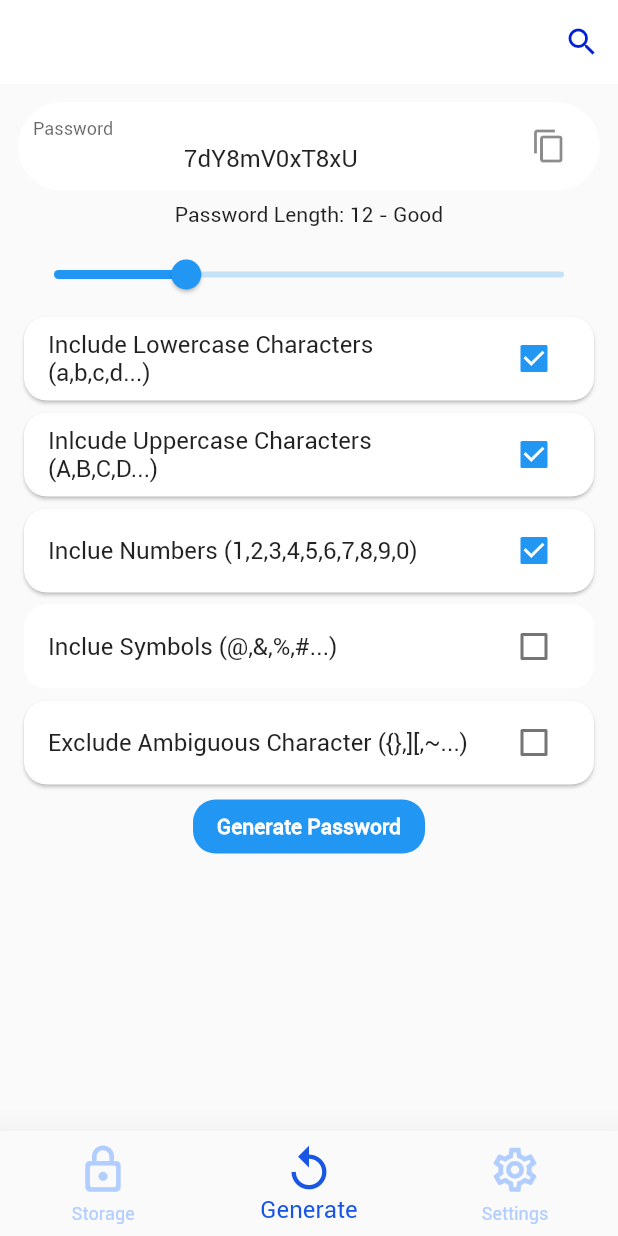
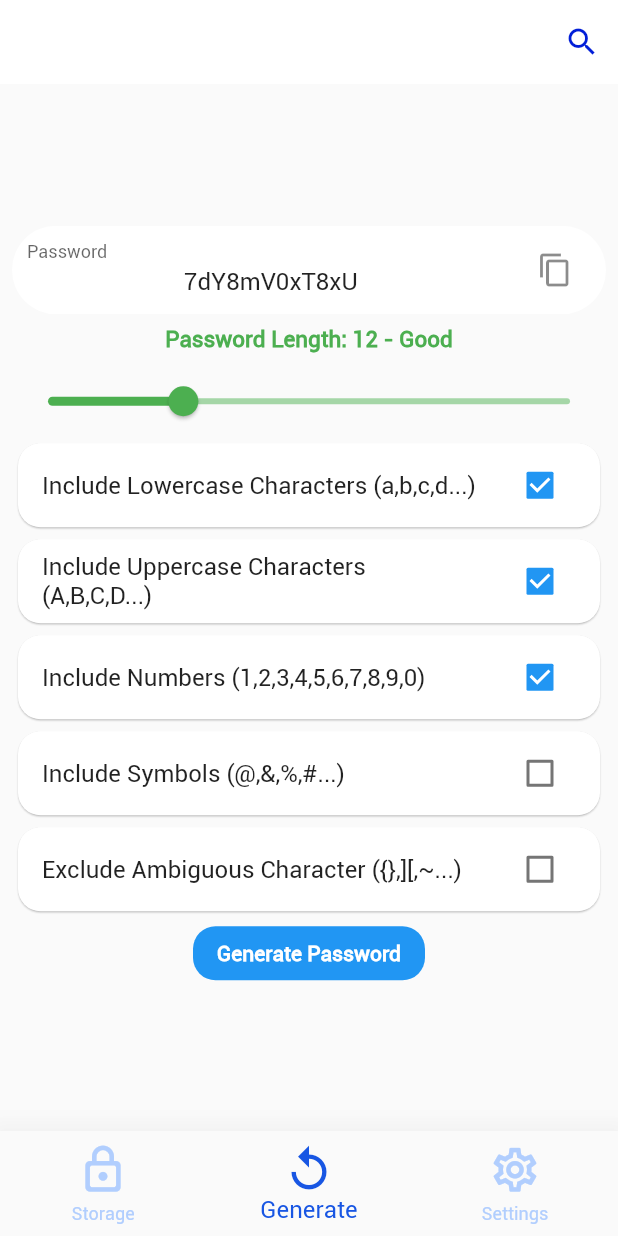
Before and after one commit to sametakbal/password-manager, a Flutter app: the screen it shows after launch, item 2 of the bottom bar chosen, on a phone screen of 412 x 824 dp. Run offline on Flutter 3.47's test engine with Material 2 defaults, Android fonts, the phone set to English and light mode, and no system bars; our stand-ins replace toast; missing offline and left inert: clipboard.

Commit message:
Some Updates
getLevelColor added, SingleChildScrollView added.

```diff
--- a/lib/pages/generate_page.dart
+++ b/lib/pages/generate_page.dart
@@ -1,6 +1,7 @@
 import 'package:clipboard/clipboard.dart';
 import 'package:flutter/material.dart';
 import 'package:password_manager/models/generator_password_dto.dart';
+import 'package:password_manager/util/const.dart';
 import 'package:toast/toast.dart';
 
 class GeneratePage extends StatefulWidget {
@@ -21,8 +22,10 @@ class _GeneratePageState extends State<GeneratePage> {
 
   @override
   Widget build(BuildContext context) {
-    return Padding(
-      padding: const EdgeInsets.all(12.0),
+    return SingleChildScrollView(
+      scrollDirection: Axis.vertical,
+      child: Padding(
+        padding: const EdgeInsets.all(8.0),
         child: Column(
           children: [
             passwordTextField(),
@@ -30,13 +33,17 @@ class _GeneratePageState extends State<GeneratePage> {
               padding: const EdgeInsets.all(8.0),
               child: Text(
                 'Password Length: ${gpdto.lenght} - ${getPasswordLevel()}',
-              style: TextStyle(),
+                style: TextStyle(
+                    color: getLevelColor(true),
+                    fontWeight: FontWeight.bold,
+                    fontSize: 15.0),
               ),
             ),
             passwordLengthSlider(),
             Card(
-            shape:
-                RoundedRectangleBorder(borderRadius: BorderRadius.circular(15)),
+              elevation: 0.5,
+              shape: RoundedRectangleBorder(
+                  borderRadius: BorderRadius.circular(15)),
               child: ListTile(
                 title: Text('Include Lowercase Characters (a,b,c,d...)'),
                 trailing: Checkbox(
@@ -49,10 +56,11 @@ class _GeneratePageState extends State<GeneratePage> {
               ),
             ),
             Card(
-            shape:
-                RoundedRectangleBorder(borderRadius: BorderRadius.circular(15)),
+              elevation: 0.5,
+              shape: RoundedRectangleBorder(
+                  borderRadius: BorderRadius.circular(15)),
               child: ListTile(
-              title: Text('Inlcude Uppercase Characters (A,B,C,D...)'),
+                title: Text('Include Uppercase Characters (A,B,C,D...)'),
                 trailing: Checkbox(
                     value: gpdto.includeUpperCaseCharacters,
                     onChanged: (bool val) {
@@ -63,10 +71,11 @@ class _GeneratePageState extends State<GeneratePage> {
               ),
             ),
             Card(
-            shape:
-                RoundedRectangleBorder(borderRadius: BorderRadius.circular(15)),
+              elevation: 0.5,
+              shape: RoundedRectangleBorder(
+                  borderRadius: BorderRadius.circular(15)),
               child: ListTile(
-              title: Text('Inclue Numbers (1,2,3,4,5,6,7,8,9,0)'),
+                title: Text('Include Numbers (1,2,3,4,5,6,7,8,9,0)'),
                 trailing: Checkbox(
                     value: gpdto.includeNumbers,
                     onChanged: (bool val) {
@@ -77,11 +86,11 @@ class _GeneratePageState extends State<GeneratePage> {
               ),
             ),
             Card(
-            elevation: 0,
-            shape:
-                RoundedRectangleBorder(borderRadius: BorderRadius.circular(15)),
+              elevation: 0.5,
+              shape: RoundedRectangleBorder(
+                  borderRadius: BorderRadius.circular(15)),
               child: ListTile(
-              title: Text('Inclue Symbols (@,&,%,#...)'),
+                title: Text('Include Symbols (@,&,%,#...)'),
                 trailing: Checkbox(
                     value: gpdto.includeSymbols,
                     onChanged: (bool val) {
@@ -92,8 +101,9 @@ class _GeneratePageState extends State<GeneratePage> {
               ),
             ),
             Card(
-            shape:
-                RoundedRectangleBorder(borderRadius: BorderRadius.circular(15)),
+              elevation: 0.5,
+              shape: RoundedRectangleBorder(
+                  borderRadius: BorderRadius.circular(15)),
               child: ListTile(
                 title: Text('Exclude Ambiguous Character ({},][,~...)'),
                 trailing: Checkbox(
@@ -118,6 +128,7 @@ class _GeneratePageState extends State<GeneratePage> {
               ),
             ),
           ],
+        ),
       ),
     );
   }
@@ -150,6 +161,8 @@ class _GeneratePageState extends State<GeneratePage> {
 
   Widget passwordLengthSlider() {
     return Slider(
+      inactiveColor: getLevelColor(false),
+      activeColor: getLevelColor(true),
       value: gpdto.lenght.toDouble(),
       onChanged: (double value) {
         setState(() {
@@ -181,11 +194,28 @@ class _GeneratePageState extends State<GeneratePage> {
       return 'Good';
     } else if (gpdto.lenght >= 16 && gpdto.lenght < 20) {
       return 'Very Good';
-    } else if (gpdto.lenght >= 20 && gpdto.lenght < 24) {
-      return 'Hard';
-    } else if (gpdto.lenght >= 24 && gpdto.lenght < 30) {
+    } else if (gpdto.lenght >= 20 && gpdto.lenght < 25) {
+      return 'Strong';
+    } else if (gpdto.lenght >= 25 && gpdto.lenght < 30) {
       return 'Exaggeration';
     }
     return 'Extreme!!';
   }
+
+  Color getLevelColor(bool isActive) {
+    if (gpdto.lenght >= 5 && gpdto.lenght < 8) {
+      return isActive ? Colors.red : Colors.red[200];
+    } else if (gpdto.lenght >= 8 && gpdto.lenght < 12) {
+      return isActive ? Colors.orange : Colors.orange[200];
+    } else if (gpdto.lenght >= 12 && gpdto.lenght < 16) {
+      return isActive ? Colors.green : Colors.green[200];
+    } else if (gpdto.lenght >= 16 && gpdto.lenght < 20) {
+      return isActive ? Colors.blue : Colors.blue[200];
+    } else if (gpdto.lenght >= 20 && gpdto.lenght < 25) {
+      return isActive ? primaryColor : Colors.blue[200];
+    } else if (gpdto.lenght >= 25 && gpdto.lenght < 30) {
+      return isActive ? Colors.grey : Colors.grey[200];
     }
+    return isActive ? Colors.black : Colors.grey[200];
+  }
+}
```
Lines whose indentation alone changed are shown as unchanged.
